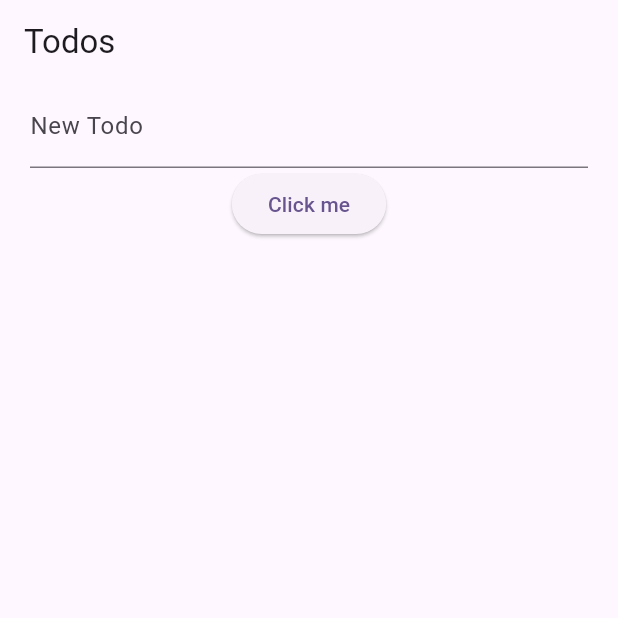
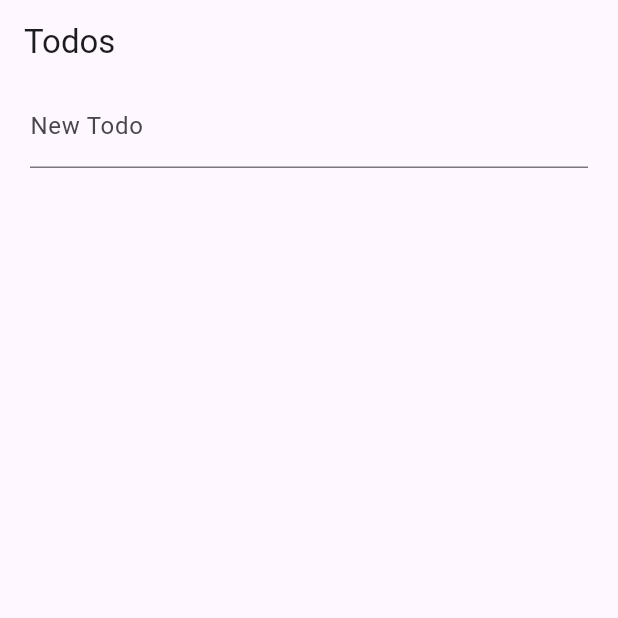
Before and after one commit to TX-Phuc-d8m7/flutter-riverpod-project, a Flutter app: the TodosPage screen opened directly, on a phone screen of 412 x 824 dp, the top half of it. Run offline on Flutter 3.47's test engine with Material 3 defaults, Android fonts, the phone set to English and light mode, and no system bars; our stand-ins replace dio, equatable, flutter_riverpod, freezed_annotation, riverpod_annotation; missing offline and left inert: bulleted_list; generated files the repository leaves out were written again.

Commit message:
Daily Commit

```diff
--- a/change_notifier_provider/lib/pages/todos_page.dart
+++ b/change_notifier_provider/lib/pages/todos_page.dart
@@ -79,7 +79,6 @@ class _AddTodoState extends ConsumerState<AddTodo> {
               }
             },
           ),
-          ElevatedButton(onPressed: () {}, child: const Text("Click me"))
         ],
       ),
     );
```
